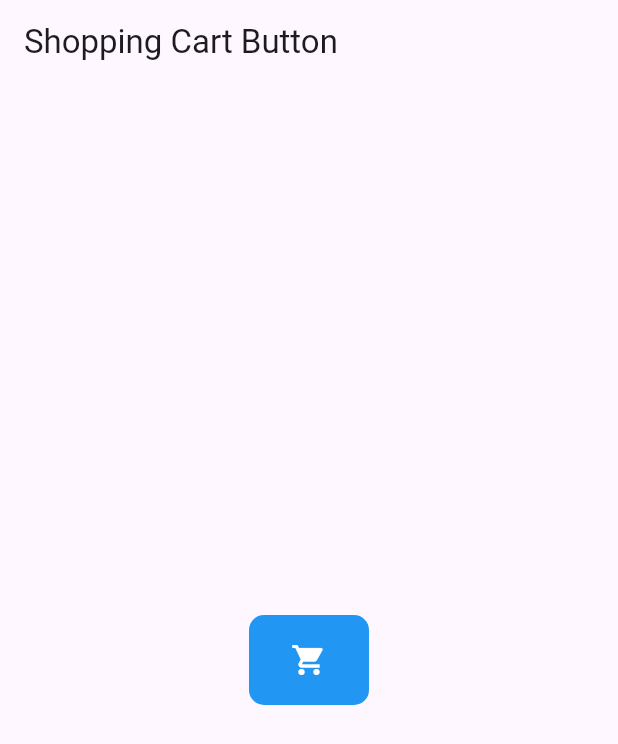
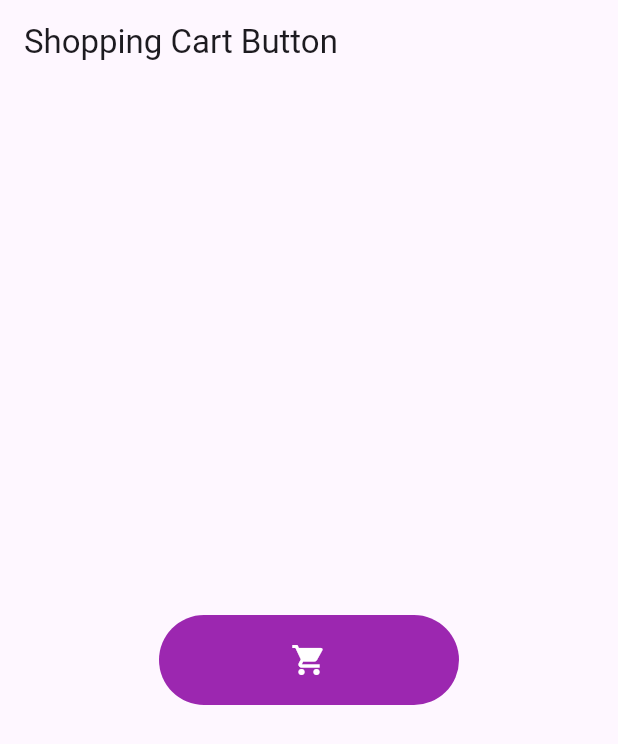
Before and after one commit to emekss/Animation_starter_code, a Flutter app: the screen it shows after launch, after a tap on the "shopping cart" icon, on a phone screen of 412 x 824 dp. Shown: the top 744 px of the screen. Run offline on Flutter 3.47's test engine with Material 3 defaults, Android fonts, the light colour scheme and no system bars.

Commit message:
is expanded bool added to shopping cart button

```diff
--- a/lib/implicit_animation/animated_shopping_cart_button.dart
+++ b/lib/implicit_animation/animated_shopping_cart_button.dart
@@ -1,5 +1,4 @@
 import 'package:flutter/material.dart';
-import 'package:flutter/widgets.dart';
 
 class AnimatedShoppingCart extends StatefulWidget {
   const AnimatedShoppingCart({super.key});
@@ -30,17 +29,14 @@ class _AnimatedShoppingCartState extends State<AnimatedShoppingCart> {
               child: AnimatedContainer(
                 duration: const Duration(milliseconds: 1000),
                 height: 60,
-                width: isExpanded ? 150 : 80,
+                width: isExpanded ? 200 : 80,
                 decoration: BoxDecoration(
-                  color: Colors.blue,
-                  borderRadius: BorderRadius.circular(10),
+                  color: isExpanded ? Colors.purple : Colors.blue,
+                  borderRadius: BorderRadius.circular(isExpanded ? 30 : 10),
                 ),
-                child: IconButton(
-                  onPressed: () {},
-                  icon: const Icon(
-                    Icons.shopping_cart,
-                    color: Colors.white,
-                  ),
+                child: const Icon(
+                  Icons.shopping_cart,
+                  color: Colors.white,
                 ),
               ),
             )
```
Also changed, not shown: 10 other files.
